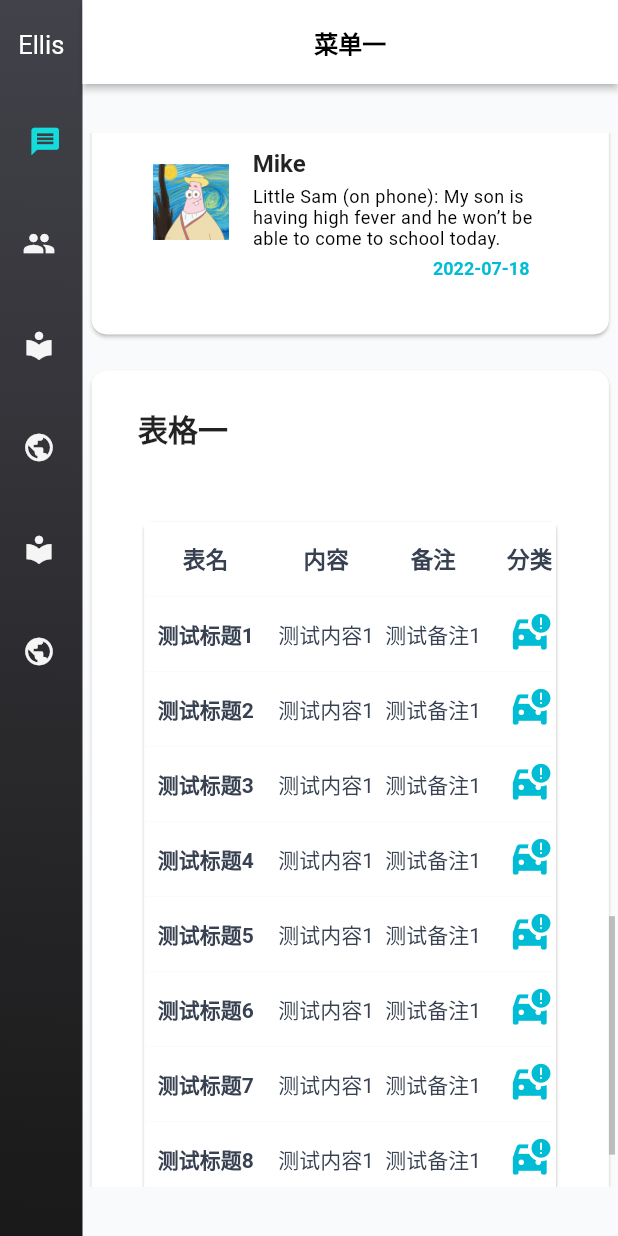
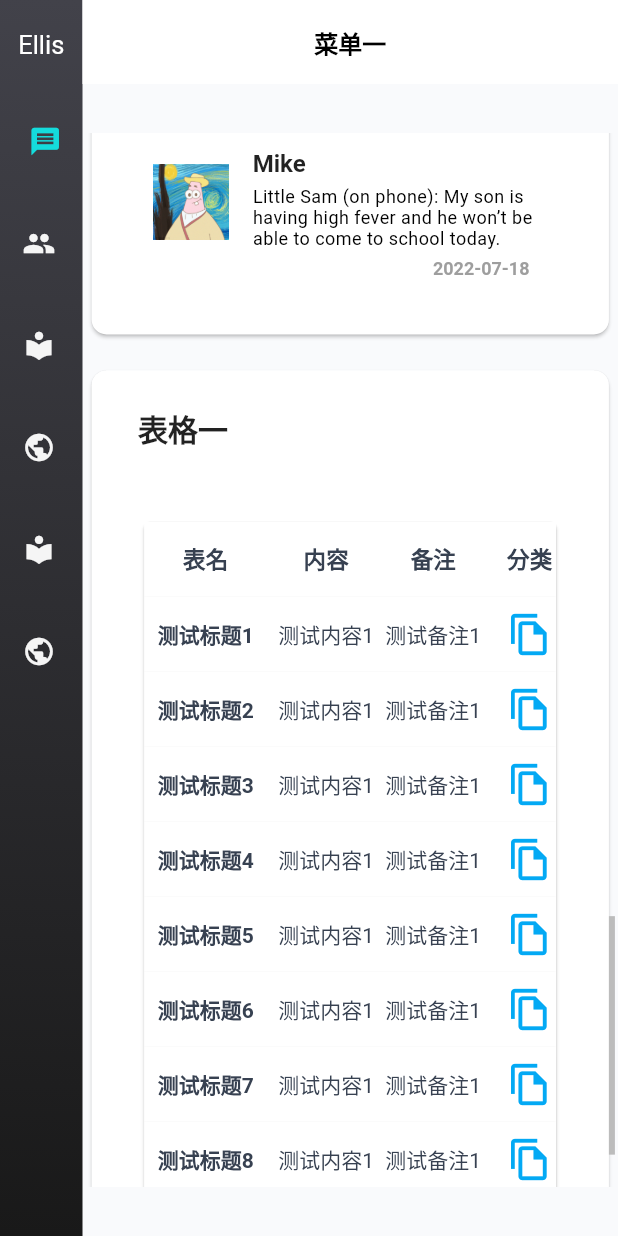
Before and after one commit to ellis1119/codegendemo, a Flutter app: the screen it shows after launch, scrolled down 2304 dp, on a phone screen of 412 x 824 dp. Run offline on Flutter 3.47's test engine with Material 2 defaults, Android fonts, the phone set to English and light mode, and no system bars; our stand-ins replace fl_chart, url_strategy.

Commit message:
2022-11-04

```diff
--- a/lib/pages/demo2.dart
+++ b/lib/pages/demo2.dart
@@ -60,7 +60,7 @@ class Demo2State extends State<Demo2> {
     double screenHeight = MediaQuery.of(context).size.height;
     return Scaffold(
         appBar: AppBar(
-          elevation: 2,
+          elevation: 0,
           title: const Text(
             '菜单二',
             style: TextStyle(fontSize: 16.0, fontWeight: FontWeight.bold , color: Colors.black),
--- a/lib/pages/demo3.dart
+++ b/lib/pages/demo3.dart
@@ -41,7 +41,7 @@ class Demo3State extends State<Demo3> {
     double height = MediaQuery.of(context).size.height;
     return Scaffold(
         appBar: AppBar(
-          elevation: 2,
+          elevation: 0,
           title: const Text(
             '菜单一',
             style: TextStyle(
@@ -78,7 +78,7 @@ class Demo3State extends State<Demo3> {
                                         desc: '测试内容一',
                                         icon: const Icon(
                                           Icons.home_filled,
-                                          size: 50.0,
+                                          size: 40.0,
                                           color: Colors.redAccent,
                                         ),
                                       ),
@@ -97,7 +97,7 @@ class Demo3State extends State<Demo3> {
                                         desc: '测试内容二',
                                         icon: const Icon(
                                           Icons.cloud,
-                                          size: 50.0,
+                                          size: 40.0,
                                           color: Colors.orangeAccent,
                                         ),
                                       ),
@@ -116,7 +116,7 @@ class Demo3State extends State<Demo3> {
                                         desc: '测试内容三',
                                         icon: const Icon(
                                           Icons.import_contacts_sharp,
-                                          size: 50.0,
+                                          size: 40.0,
                                           color: Colors.blueAccent,
                                         ),
                                       ),
@@ -133,7 +133,7 @@ class Demo3State extends State<Demo3> {
                                       desc: '测试内容四',
                                       icon: const Icon(
                                         Icons.chat,
-                                        size: 50.0,
+                                        size: 40.0,
                                         color: Colors.cyan,
                                       ),
                                     ),
@@ -157,7 +157,7 @@ class Demo3State extends State<Demo3> {
                                     desc: '测试内容一',
                                     icon: const Icon(
                                       Icons.home_filled,
-                                      size: 50.0,
+                                      size: 40.0,
                                       color: Colors.redAccent,
                                     ),
                                   ),
@@ -174,7 +174,7 @@ class Demo3State extends State<Demo3> {
                                     desc: '测试内容二',
                                     icon: const Icon(
                                       Icons.cloud,
-                                      size: 50.0,
+                                      size: 40.0,
                                       color: Colors.orangeAccent,
                                     ),
                                   ),
@@ -191,7 +191,7 @@ class Demo3State extends State<Demo3> {
                                     desc: '测试内容三',
                                     icon: const Icon(
                                       Icons.import_contacts_sharp,
-                                      size: 50.0,
+                                      size: 40.0,
                                       color: Colors.blueAccent,
                                     ),
                                   ),
@@ -206,7 +206,7 @@ class Demo3State extends State<Demo3> {
                                   desc: '测试内容四',
                                   icon: const Icon(
                                     Icons.chat,
-                                    size: 50.0,
+                                    size: 40.0,
                                     color: Colors.cyan,
                                   ),
                                 ),
--- a/lib/pages/mainGraph.dart
+++ b/lib/pages/mainGraph.dart
@@ -16,7 +16,7 @@ class MainGraph extends StatelessWidget {
             barGroups: barGroups,
             gridData: FlGridData(
                 drawHorizontalLine: true,
-                horizontalInterval: 3,
+                horizontalInterval: 4,
                 drawVerticalLine: true,
                 verticalInterval: 1),
             alignment: BarChartAlignment.spaceAround,
@@ -114,6 +114,7 @@ class MainGraph extends StatelessWidget {
 
   LinearGradient get _barsGradient => const LinearGradient(
         colors: [
+          Colors.blue,
           Colors.lightBlue,
           Colors.cyan,
         ],
--- a/lib/pages/mainList.dart
+++ b/lib/pages/mainList.dart
@@ -62,7 +62,7 @@ class MainListState extends State<MainList> {
                                   listData[index]['date'] + '    ',
                                   style: const TextStyle(
                                       fontSize: 12.0,
-                                      color: Colors.cyan,
+                                      color: Colors.grey,
                                       fontWeight: FontWeight.bold),
                                 ),
                               )
--- a/lib/pages/mainSmallTable.dart
+++ b/lib/pages/mainSmallTable.dart
@@ -7,18 +7,21 @@ const TextStyle textTitleStyle = TextStyle(
     fontWeight: FontWeight.bold);
 const TextStyle textContentStyle =
     TextStyle(color: Color.fromRGBO(55, 65, 81, 1), fontSize: 14.0);
-const TextStyle textContentStyle2 =
-TextStyle(color: Color.fromRGBO(55, 65, 81, 1), fontSize: 14.0 , fontWeight: FontWeight.bold);
+const TextStyle textContentStyle2 = TextStyle(
+    color: Color.fromRGBO(55, 65, 81, 1),
+    fontSize: 14.0,
+    fontWeight: FontWeight.bold);
+
 void main() => runApp(const MainSmallTable());
 
 class MainSmallTable extends StatefulWidget {
   const MainSmallTable({Key? key}) : super(key: key);
 
   @override
-  _MainSmallTableState createState() => _MainSmallTableState();
+  MainSmallTableState createState() => MainSmallTableState();
 }
 
-class _MainSmallTableState extends State<MainSmallTable> {
+class MainSmallTableState extends State<MainSmallTable> {
   final GlobalKey globalKey = GlobalKey();
   late ScrollController _verScrollerController;
   late ScrollController _pverScrollerController;
@@ -26,7 +29,6 @@ class _MainSmallTableState extends State<MainSmallTable> {
   late ScrollController _phorScrollerController;
   late String searchString;
 
-  @override
   void setSearchString(String value) => setState(() {
         searchString = value;
       });
@@ -51,8 +53,8 @@ class _MainSmallTableState extends State<MainSmallTable> {
     super.dispose();
   }
 
-  bool _sortAscending = true;
-  var _sortColumnIndex = 0;
+  final bool _sortAscending = true;
+  final _sortColumnIndex = 0;
 
   @override
   Widget build(BuildContext context) {
@@ -70,8 +72,8 @@ class _MainSmallTableState extends State<MainSmallTable> {
               controller: _horScrollerController,
               scrollDirection: Axis.horizontal,
               child: Theme(
-                  data: Theme.of(context).copyWith(
-                      dividerColor: Colors.transparent),
+                  data: Theme.of(context)
+                      .copyWith(dividerColor: Colors.transparent),
                   child: (DataTable(
                     sortColumnIndex: _sortColumnIndex,
                     sortAscending: _sortAscending,
@@ -146,15 +148,12 @@ class _MainSmallTableState extends State<MainSmallTable> {
                                   style: textContentStyle,
                                   textAlign: TextAlign.center),
                             )),
-                            DataCell(Center(
-                              child:
-                                  Icon(
-                                    Icons.car_crash,
+                            const DataCell(Center(
+                                child: Icon(
+                              Icons.file_copy_outlined,
                               size: 30.0,
-                                    color: Colors.cyan,
-                                  )
-
-                            )),
+                              color: Colors.lightBlue,
+                            ))),
                           ],
                         ),
                     ],
@@ -163,8 +162,8 @@ class _MainSmallTableState extends State<MainSmallTable> {
   }
 }
 
-class listData {
-  listData(this.title, this.body, this.rmks, this.date,
+class ListData {
+  ListData(this.title, this.body, this.rmks, this.date,
       {this.selected = false});
 
   String title;
@@ -174,14 +173,14 @@ class listData {
   bool selected;
 }
 
-List<listData> data = [
-  listData('测试标题1', '测试内容1', '测试备注1', DateTime.now()),
-  listData('测试标题2', '测试内容1', '测试备注1', DateTime.now()),
-  listData('测试标题3', '测试内容1', '测试备注1', DateTime.now()),
-  listData('测试标题4', '测试内容1', '测试备注1', DateTime.now()),
-  listData('测试标题5', '测试内容1', '测试备注1', DateTime.now()),
-  listData('测试标题6', '测试内容1', '测试备注1', DateTime.now()),
-  listData('测试标题7', '测试内容1', '测试备注1', DateTime.now()),
-  listData('测试标题8', '测试内容1', '测试备注1', DateTime.now()),
-  listData('测试标题9', '测试内容1', '测试备注1', DateTime.now()),
+List<ListData> data = [
+  ListData('测试标题1', '测试内容1', '测试备注1', DateTime.now()),
+  ListData('测试标题2', '测试内容1', '测试备注1', DateTime.now()),
+  ListData('测试标题3', '测试内容1', '测试备注1', DateTime.now()),
+  ListData('测试标题4', '测试内容1', '测试备注1', DateTime.now()),
+  ListData('测试标题5', '测试内容1', '测试备注1', DateTime.now()),
+  ListData('测试标题6', '测试内容1', '测试备注1', DateTime.now()),
+  ListData('测试标题7', '测试内容1', '测试备注1', DateTime.now()),
+  ListData('测试标题8', '测试内容1', '测试备注1', DateTime.now()),
+  ListData('测试标题9', '测试内容1', '测试备注1', DateTime.now()),
 ];
```
Lines whose indentation alone changed are shown as unchanged.
